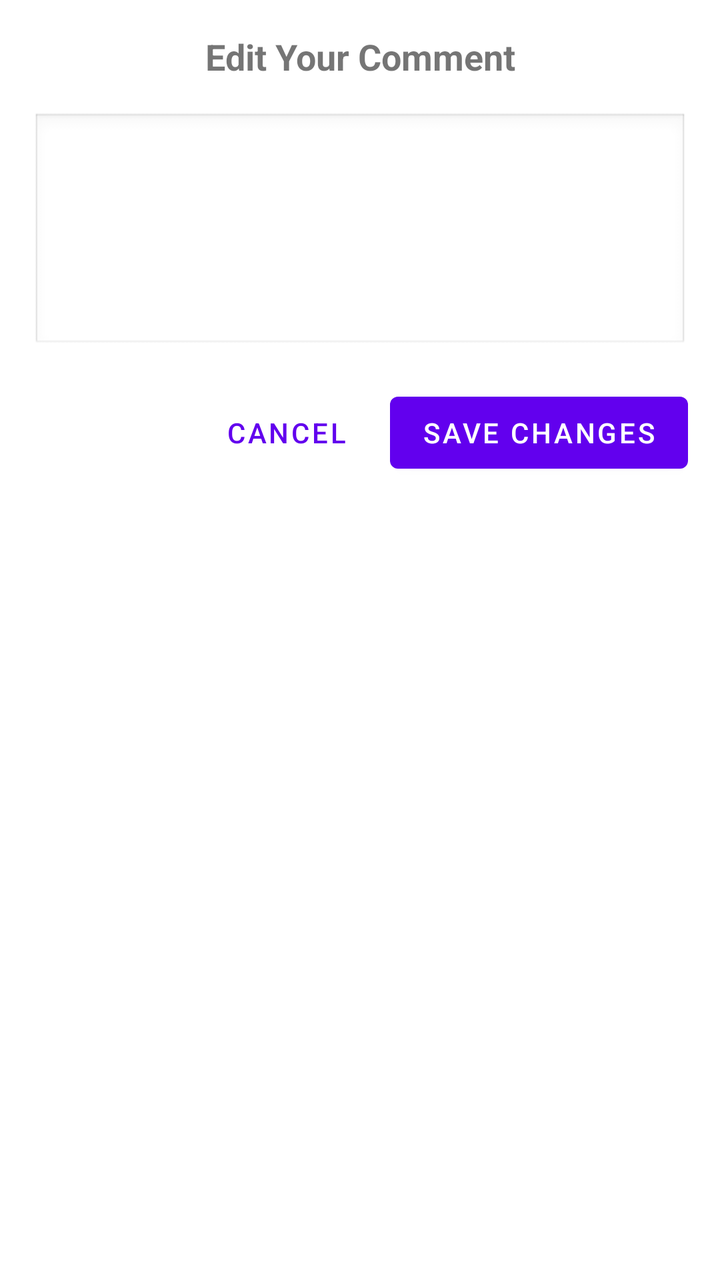
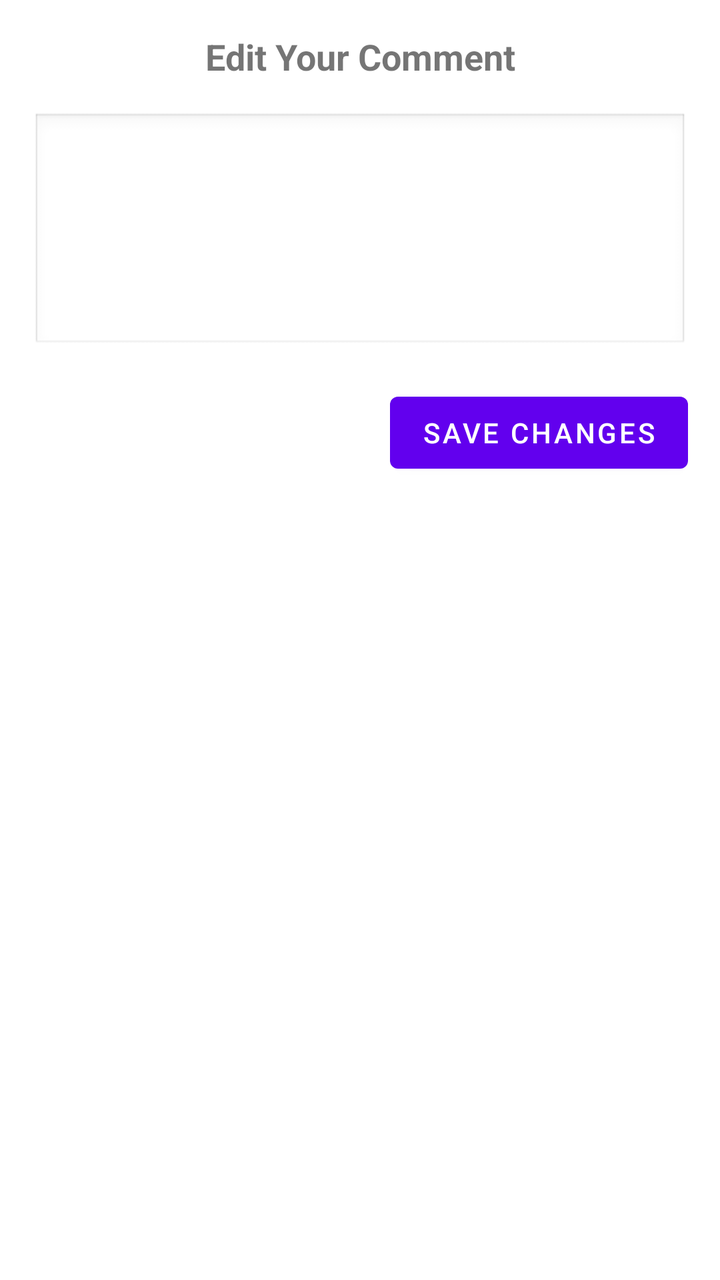

The first picture is an Android layout as it rendered before a commit; the second is the same layout after the commit. The layout source and the unified diff follow.
<!-- AndroidManifest.xml: application theme Theme.Fastcommentsexamplesimple -->
<!-- res/layout/edit_comment_dialog.xml -->
<?xml version="1.0" encoding="utf-8"?>
<LinearLayout xmlns:android="http://schemas.android.com/apk/res/android"
    android:layout_width="match_parent"
    android:layout_height="wrap_content"
    android:orientation="vertical"
    android:padding="16dp">

    <TextView
        android:layout_width="match_parent"
        android:layout_height="wrap_content"
        android:text="@string/edit_your_comment"
        android:textSize="18sp"
        android:textStyle="bold"
        android:layout_marginBottom="16dp"
        android:gravity="center"/>

    <EditText
        android:id="@+id/editCommentText"
        android:layout_width="match_parent"
        android:layout_height="wrap_content"
        android:minHeight="120dp"
        android:gravity="top|start"
        android:inputType="textMultiLine"
        android:background="@android:drawable/edit_text"
        android:padding="8dp"
        android:layout_marginBottom="16dp"
        android:importantForAutofill="no" />

    <LinearLayout
        android:layout_width="match_parent"
        android:layout_height="wrap_content"
        android:orientation="horizontal"
        android:gravity="end">

        <Button
            android:id="@+id/cancelEditButton"
            android:layout_width="wrap_content"
            android:layout_height="wrap_content"
            android:text="@string/cancel_edit"
            android:layout_marginEnd="8dp"
            style="@style/Widget.MaterialComponents.Button.TextButton" />

        <Button
            android:id="@+id/saveEditButton"
            android:layout_width="wrap_content"
            android:layout_height="wrap_content"
            android:text="@string/save_changes" />
    </LinearLayout>
</LinearLayout>
<!-- resources referenced by this layout -->
<resources>
  <string name="cancel_edit">Cancel</string>
  <string name="edit_your_comment">Edit Your Comment</string>
  <string name="save_changes">Save Changes</string>
  <style name="Theme.Fastcommentsexamplesimple" parent="Theme.MaterialComponents.DayNight.DarkActionBar">
          
          <item name="colorPrimary">@color/primary</item>
          <item name="colorPrimaryVariant">@color/primary_dark</item>
          <item name="colorOnPrimary">@color/white</item>
          
          <item name="colorSecondary">@color/secondary_light</item>
          <item name="colorSecondaryVariant">@color/secondary_dark</item>
          <item name="colorOnSecondary">@color/black</item>
          
          <item name="android:statusBarColor">?attr/colorPrimaryVariant</item>
          
      </style>
  <color name="primary">#FF6200EE</color>
  <color name="primary_dark">#FF3700B3</color>
  <color name="white">#FFFFFFFF</color>
  <color name="secondary_light">#FF03DAC5</color>
  <color name="secondary_dark">#FF018786</color>
  <color name="black">#FF000000</color>
</resources>

<!-- the commit's change to res/layout/edit_comment_dialog.xml (unified diff, before → after) -->
@@ -38,7 +38,7 @@
             android:layout_height="wrap_content"
             android:text="@string/cancel_edit"
             android:layout_marginEnd="8dp"
-            style="@style/Widget.MaterialComponents.Button.TextButton" />
+            style="@style/Widget.AppCompat.Button.Borderless.Colored" />
 
         <Button
             android:id="@+id/saveEditButton"
